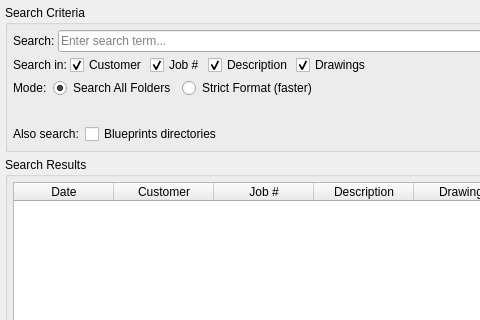
This is modules/search/ui/search_tab.ui in i-machine-things/JobDocs as Qt 5 draws it before an edit; both pictures show x 0 to 480 and y 0 to 320 of the 880 by 650 pixel window. The edited form follows.
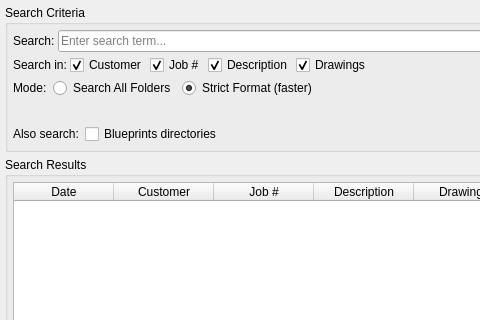
This is the edited form.

Commit message: feat: SQLite search index for fast job and blueprint lookup (#245)

Patch:
```diff
--- a/modules/search/ui/search_tab.ui
+++ b/modules/search/ui/search_tab.ui
@@ -180,9 +180,6 @@
            <property name="text">
             <string>Search All Folders</string>
            </property>
-           <property name="checked">
-            <bool>true</bool>
-           </property>
           </widget>
          </item>
          <item>
@@ -190,6 +187,9 @@
            <property name="text">
             <string>Strict Format (faster)</string>
            </property>
+           <property name="checked">
+            <bool>true</bool>
+           </property>
           </widget>
          </item>
          <item>
```
The commit also changes 6 other files.
